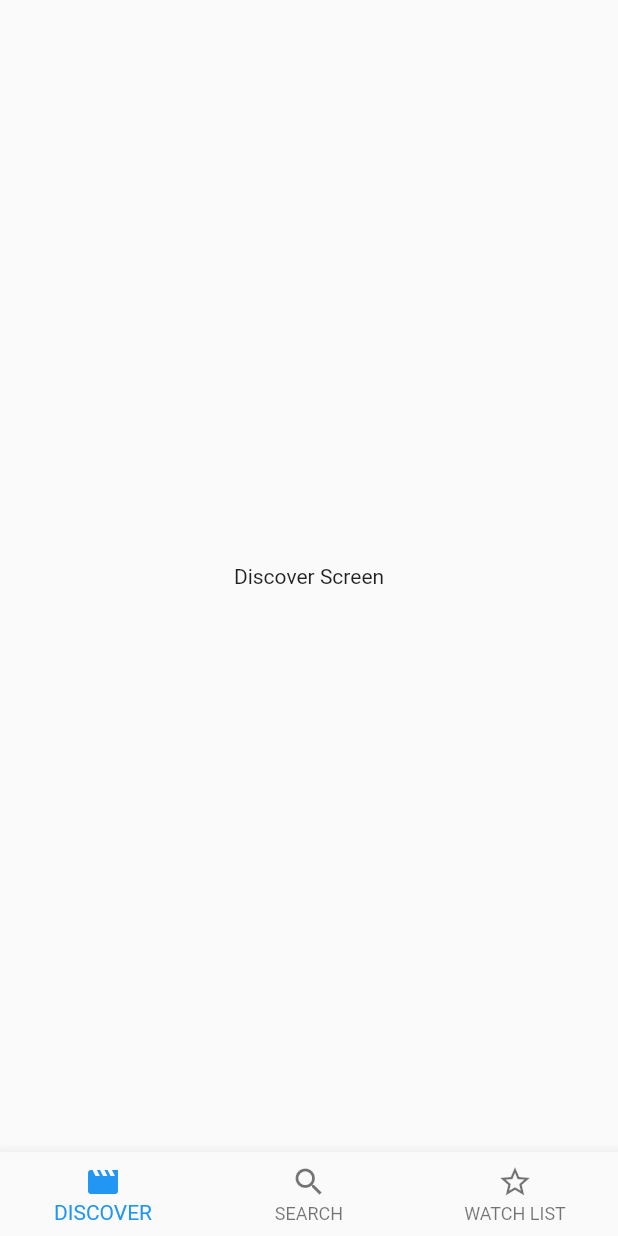
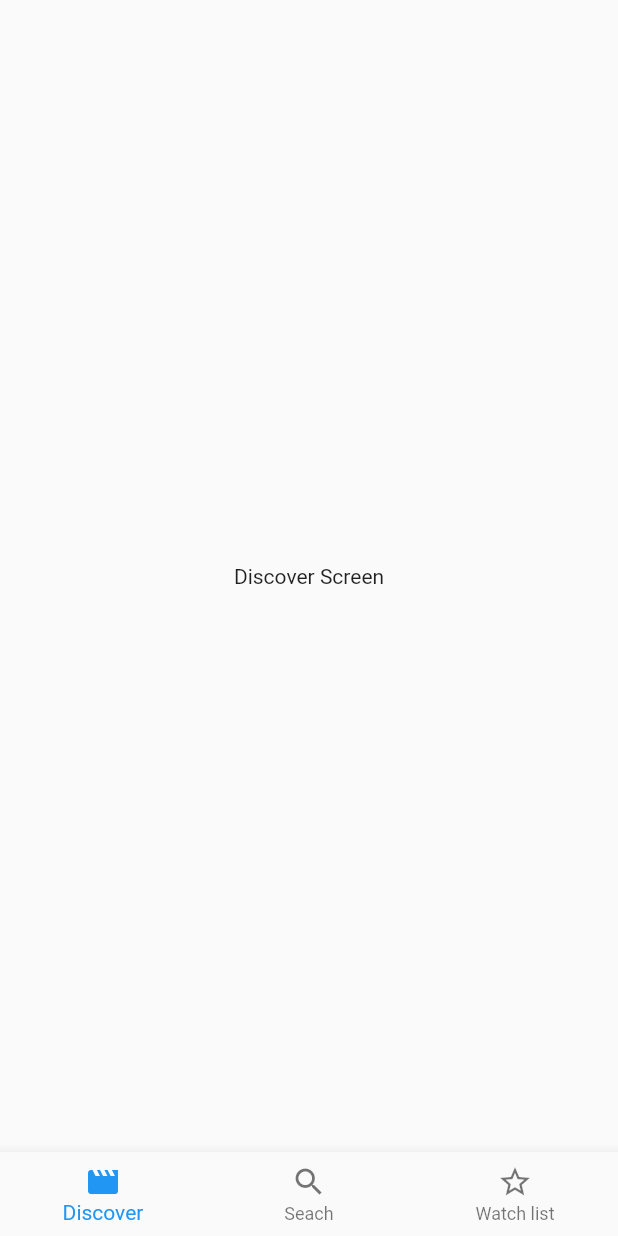
Before and after one commit to AlexandrSushkov/MDB, a Flutter app: the screen it shows after launch, on a phone screen of 412 x 824 dp. Run offline on Flutter 3.47's test engine with Material 2 defaults, Android fonts, the phone set to English and light mode, and no system bars.

```diff
--- a/mdb/lib/src/resource/resource.dart
+++ b/mdb/lib/src/resource/resource.dart
@@ -1,5 +1,5 @@
 
 // home page-> bottom nav. page name
-const DISCOVER_PAGE_NAME = 'DISCOVER';
-const SEARCH_PAGE_NAME = 'SEARCH';
-const WATCH_LIST_PAGE_NAME = 'WATCH LIST';
+const DISCOVER_PAGE_NAME = 'Discover';
+const SEARCH_PAGE_NAME = 'Seach';
+const WATCH_LIST_PAGE_NAME = 'Watch list';
--- a/mdb/lib/src/ui/home_screen/home_screen.dart
+++ b/mdb/lib/src/ui/home_screen/home_screen.dart
@@ -24,7 +24,7 @@ class HomeScreenState extends State<HomeScreen> {
   @override
   Widget build(BuildContext context) {
     return Scaffold(
-      body: ViewPagerHomeScreen(pageIndex, _navigationItemList, onPgeChanged),
+      body: _navigationItemList[pageIndex],
       bottomNavigationBar: BottomNav(pageIndex, onPgeChanged),
     );
   }
@@ -45,8 +45,10 @@ class BottomNav extends StatelessWidget {
 
   @override
   Widget build(BuildContext context) {
-    return BottomNavigationBar(currentIndex: startIndex,
+    return BottomNavigationBar(
+        currentIndex: startIndex,
         onTap: navigate,
+        type: BottomNavigationBarType.fixed,
         items: [
           BottomNavigationBarItem(
               icon: Icon(Icons.movie_creation),
@@ -66,30 +68,3 @@ class BottomNav extends StatelessWidget {
   }
 
 }
-
-class ViewPagerHomeScreen extends StatelessWidget {
-  final int index;
-  final onPageChanged;
-  final List<Widget> navigationItems;
-
-  PageController _pageController;
-
-  ViewPagerHomeScreen(this.index, this.navigationItems, this.onPageChanged);
-
-  void navigationTapped(int page) {
-    _pageController.animateToPage(page,
-        duration: const Duration(milliseconds: 300), curve: Curves.ease);
-  }
-
-  @override
-  Widget build(BuildContext context) {
-    _pageController = PageController(initialPage: index);
-
-    return PageView(
-      children: navigationItems,
-      onPageChanged: onPageChanged,
-      controller: _pageController,
-    );
-  }
-
-}
```
